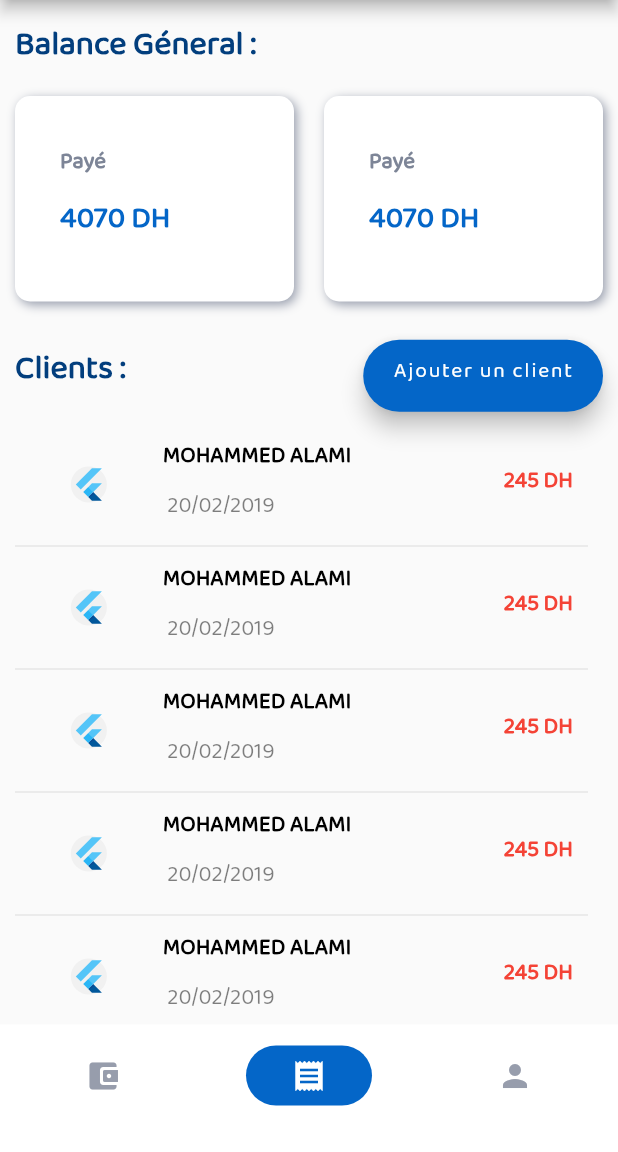
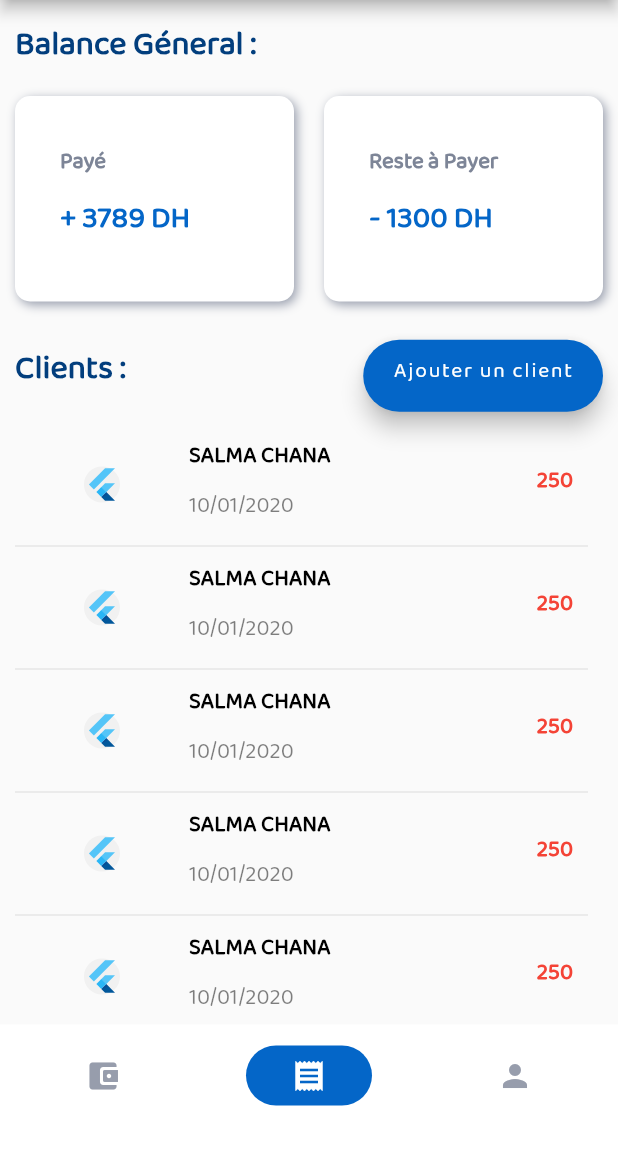
Before and after one commit to ElMehdiEchchad/Baztami-App-Flutter, a Flutter app: the screen it shows after launch, item 2 of the bottom bar chosen, on a phone screen of 412 x 824 dp, the part 84-1236 px from its top. Run offline on Flutter 3.47's test engine with Material 2 defaults, Android fonts, the phone set to English and light mode, and no system bars; our stand-ins replace firebase_auth, firebase_core, intl_phone_number_input; accounts and stored records are empty; statements that could not run were skipped.

Commit message:
credit secreen version 2

```diff
--- a/lib/screens/credit_screen.dart
+++ b/lib/screens/credit_screen.dart
@@ -33,11 +33,17 @@ class _CreditScreenState extends State<CreditScreen> {
            Row(
              mainAxisAlignment: MainAxisAlignment.spaceBetween,
              children: [
-              topcards(),
+              topcards(
+                title: "Payé",
+                sum : "+ 3789 DH"
+              ),
                SizedBox(
                  width: 20,
                ),
-               topcards()
+               topcards(
+                   title: "Reste à Payer",
+                   sum : "- 1300 DH"
+               )
              ],
            ),
 
@@ -126,7 +132,11 @@ class _CreditScreenState extends State<CreditScreen> {
                          MaterialPageRoute(builder: (context) => ClientScreen()),
                        );
                      },
-                     child: creditcard()
+                     child: creditcard(
+                       name :"SALMA CHANA" ,
+                       date :"10/01/2020",
+                       amount :"250"
+                     )
                  );
                }
              )
@@ -142,14 +152,17 @@ class _CreditScreenState extends State<CreditScreen> {
 }
 
 
-class creditcard extends StatefulWidget {
+class creditcard extends StatelessWidget{
+  const creditcard(
+      {Key? key,
+        required this.name,
+        required this.date,
+        required this.amount})
+      : super(key: key);
 
-
-  @override
-  _creditcardState createState() => _creditcardState();
-}
-
-class _creditcardState extends State<creditcard> {
+  final String name;
+  final String date;
+  final String amount;
   @override
   Widget build(BuildContext context) {
     return    Column(
@@ -168,12 +181,13 @@ class _creditcardState extends State<creditcard> {
               ),
             ),
 
-            Container(
+            Expanded(
+              child: Container(
                 child: Column(
                   crossAxisAlignment: CrossAxisAlignment.start,
                   children: [
                     Text(
-                    "MOHAMMED ALAMI",
+                      name,
                       style: TextStyle(
                           fontSize : 15 ,
                           color : Colors.black,
@@ -181,7 +195,7 @@ class _creditcardState extends State<creditcard> {
                       ),
                     ),
                     Text(
-                    " 20/02/2019",
+                      date,
                       style: TextStyle(
                           fontSize : 15,
                           color : Colors.black.withOpacity(0.5),
@@ -192,6 +206,7 @@ class _creditcardState extends State<creditcard> {
                   ],
                 ),
               ),
+            ),
             Spacer(),
             Padding(
               padding: const EdgeInsets.only(right: 10.0),
@@ -200,7 +215,7 @@ class _creditcardState extends State<creditcard> {
                   mainAxisAlignment: MainAxisAlignment.end,
                   children: [
                     Text(
-                      " 245 DH",
+                      amount,
                       style: TextStyle(
                           fontSize : 15,
                           color : Colors.red,
@@ -223,6 +238,15 @@ class _creditcardState extends State<creditcard> {
 }
 
 class topcards extends StatelessWidget {
+  const topcards(
+      {Key? key,
+        required this.title ,
+        required this.sum
+     })
+      : super(key: key);
+
+  final String title;
+  final String sum;
 
   @override
   Widget build(BuildContext context) {
@@ -244,14 +268,14 @@ class topcards extends StatelessWidget {
           crossAxisAlignment: CrossAxisAlignment.start,
           children: [
             Text(
-              'Payé',
+              title,
               style: TextStyle(
                   color: Palette.grey2Color,
                   fontSize: 15,
                   fontWeight: FontWeight.w600),
             ),
             Text(
-              '4070 DH',
+              sum,
               style: TextStyle(
                   color: Palette.primaryLightColor,
                   fontSize: 20,
```
Lines whose indentation alone changed are shown as unchanged.
